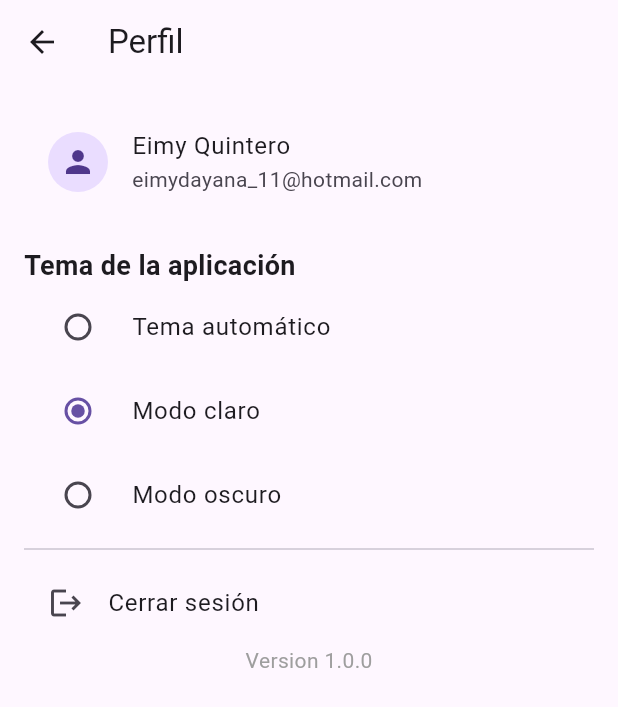
After one commit to Equintero27/movies_technical_test, a Flutter app: the ProfileScreen screen opened directly, after a tap on "Modo claro", on a phone screen of 412 x 824 dp. The commit adds this screen. Shown: the top 707 px of the screen. Run offline on Flutter 3.47's test engine with Material 3 defaults, Android fonts, the phone set to English and light mode, and no system bars; our stand-ins replace dio, flutter_bloc, flutter_dotenv, go_router.

Commit message:
feat:Implementación pantalla de perfil y ajustes tema

```diff
--- a/movie_technical_test/lib/app/app.dart
+++ b/movie_technical_test/lib/app/app.dart
@@ -1,12 +1,35 @@
 import 'package:flutter/material.dart';
+import 'package:movie_technical_test/features/home/presentation/screens/home_screen.dart';
 import 'router.dart';
 
-class MyApp extends StatelessWidget {
+class MyApp extends StatefulWidget {
   const MyApp({super.key});
 
+static _MyAppState? of(BuildContext context){
+  return context.findAncestorStateOfType<_MyAppState>();
+}
+
+@override
+State<MyApp> createState() => _MyAppState();
+}
+
+class _MyAppState extends State<MyApp> {
+  ThemeMode _themeMode = ThemeMode.system;
+  ThemeMode get themeMode => _themeMode;
+
+  void changeTheme(ThemeMode mode){
+    setState(() {
+      _themeMode = mode;
+    });
+  }
+
+  @override
   Widget build(BuildContext context){
     return MaterialApp.router(
       debugShowCheckedModeBanner: false,
+      theme: ThemeData.light(),
+      darkTheme: ThemeData.dark(),
+      themeMode: _themeMode,
       routerConfig : router,
     );
   }
--- a/movie_technical_test/lib/features/home/presentation/screens/home_screen.dart
+++ b/movie_technical_test/lib/features/home/presentation/screens/home_screen.dart
@@ -7,6 +7,7 @@ import 'package:movie_technical_test/features/home/data/repositories/movie_repos
 import 'package:movie_technical_test/features/home/domain/usescases/get_popular_movies_usescase.dart';
 import 'package:movie_technical_test/features/home/presentation/cubit/home_cubit.dart';
 import 'package:movie_technical_test/features/home/presentation/cubit/home_state.dart';
+import 'package:movie_technical_test/features/profile/presentation/screens/profile_screen.dart';
 
 
 class HomeScreen extends StatelessWidget{
@@ -33,7 +34,20 @@ class HomeView extends StatelessWidget {
     return Scaffold(
       appBar: AppBar(title: const Text ("Peliculas populares"),
       centerTitle: true,
-      ),
+      actions: [
+        IconButton(
+          icon: const Icon(Icons.person),
+          onPressed: () {
+            Navigator.push(
+          context,
+          MaterialPageRoute(
+            builder: (_) => const ProfileScreen(),
+          ),
+        );
+      },
+    ),
+  ],
+),
       body: BlocBuilder<HomeCubit, HomeState>(
         builder: (context, state) {
           if (state is HomeLoading){
--- /dev/null
+++ b/movie_technical_test/lib/features/profile/domain/entities/user_entity.dart
@@ -0,0 +1,11 @@
+class UserEntity {
+  final String name;
+  final String email;
+  final String avatar;
+
+  UserEntity({
+    required this.name,
+    required this.email,
+    required this.avatar,
+  });
+}
--- /dev/null
+++ b/movie_technical_test/lib/features/profile/presentation/screens/profile_screen.dart
@@ -0,0 +1,107 @@
+import 'package:flutter/material.dart';
+import 'package:movie_technical_test/app/app.dart';
+import 'package:movie_technical_test/features/auth/presentation/screens/login_screen.dart';
+import 'package:movie_technical_test/features/profile/domain/entities/user_entity.dart';
+
+class ProfileScreen extends StatefulWidget{
+    const ProfileScreen({super.key});
+
+    @override
+  State<ProfileScreen> createState() => _ProfileScreenState();
+}
+
+  class _ProfileScreenState extends State<ProfileScreen>{
+
+    ThemeMode _themeMode = ThemeMode.system;
+
+    final UserEntity user = UserEntity(
+        name: "Eimy Quintero",
+        email: "eimydayana_11@hotmail.com",
+        avatar: "",
+    );
+
+    void changeTheme(ThemeMode mode){
+        setState((){
+            _themeMode = mode;
+        });
+    }
+
+    @override
+    Widget build(BuildContext context){
+        final themeMode = MyApp.of(context)!.themeMode;
+        return Scaffold(
+            appBar: AppBar(
+                title: const Text("Perfil"),
+            ),
+            body: ListView(
+                padding: const EdgeInsets.all(16),
+                children: [
+
+                    ListTile(
+                        leading: const CircleAvatar(
+                            child: Icon(Icons.person),
+                        ),
+                        title: Text(user.name),
+                        subtitle: Text(user.email),
+                    ),
+                    const SizedBox(height: 20),
+                    const Text(
+                        "Tema de la aplicación",
+                        style: TextStyle(
+                            fontSize: 18,
+                            fontWeight: FontWeight.bold,
+                        ),
+                    ),
+                    RadioListTile<ThemeMode>(
+                        title: const Text("Tema automático"),
+                        value: ThemeMode.system,
+                        groupValue: themeMode,
+                        onChanged: (value){
+                            MyApp.of(context)?.changeTheme(value!);
+                            setState(() {});
+                        },
+                    ),
+                    RadioListTile<ThemeMode>(
+                        title: const Text("Modo claro"),
+                        value: ThemeMode.light,
+                        groupValue: themeMode,
+                        onChanged: (value){
+                            MyApp.of(context)?.changeTheme(value!);
+                            setState(() {});
+                        },
+                    ),
+                    RadioListTile<ThemeMode>(
+                        title: const Text("Modo oscuro"),
+                        value: ThemeMode.dark,
+                        groupValue: themeMode,
+                        onChanged: (value){
+                            MyApp.of(context)?.changeTheme(value!);
+                            setState(() {});
+                        },
+                    ),
+                    const Divider(),
+
+                    ListTile(
+                        leading: const Icon(Icons.logout),
+                        title: Text("Cerrar sesión"),
+                        onTap: (){
+                            Navigator.pushAndRemoveUntil(
+                                context,
+                                MaterialPageRoute(
+                                    builder: (_) => const LoginScreen(),
+                                    ),
+                                    (route) => false,
+                            );
+                        },
+                    ),
+                    const Center(
+                        child: Text(
+                            "Version 1.0.0",
+                            style: TextStyle(color: Colors.grey),
+                        ),
+                    ),
+                ],
+            ),
+        );
+    }
+  }
```
